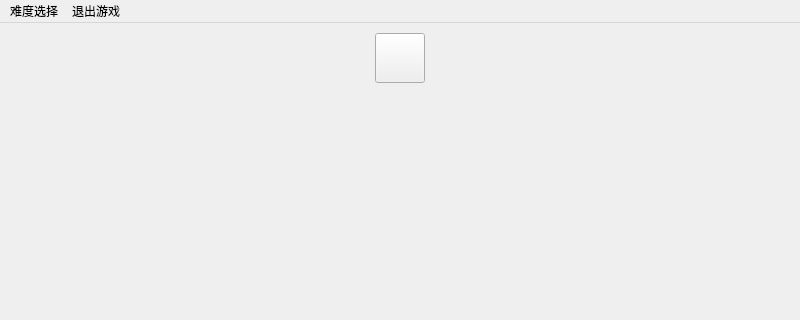
Above: MineSweeper/mainwindow.ui from ImDaLaoshu/qt_desiger_MineSweeper before the change; both pictures show x 0 to 800 and y 0 to 320 of the 800 by 800 pixel window. Below: the same form after it.
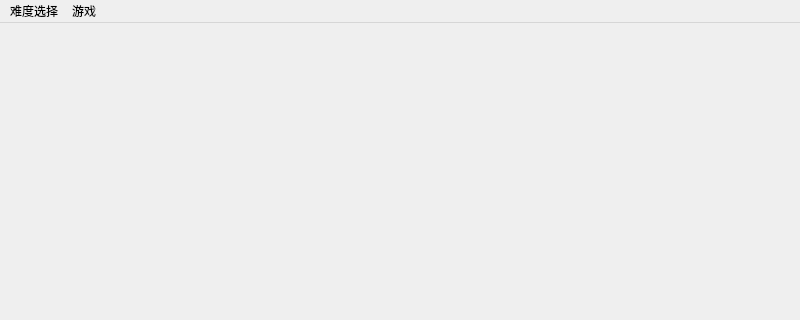
That is the form after the change.

Commit message: 退出功能实现

What changed in the file:
```diff
--- a/MineSweeper/mainwindow.ui
+++ b/MineSweeper/mainwindow.ui
@@ -13,21 +13,8 @@
   <property name="windowTitle">
    <string>MainWindow</string>
   </property>
-  <widget class="QWidget" name="centralwidget">
-   <widget class="QPushButton" name="restart">
-    <property name="geometry">
-     <rect>
-      <x>375</x>
-      <y>10</y>
-      <width>50</width>
-      <height>50</height>
-     </rect>
-    </property>
-    <property name="text">
-     <string/>
-    </property>
-   </widget>
-  </widget>
+  <widget class="QWidget" name="centralwidget"/>
+  <widget class="QStatusBar" name="statusbar"/>
   <widget class="QMenuBar" name="menubar">
    <property name="geometry">
     <rect>
@@ -52,7 +39,7 @@
     <addaction name="primary"/>
     <addaction name="intermediate"/>
    </widget>
-   <widget class="QMenu" name="exit">
+   <widget class="QMenu" name="game">
     <property name="geometry">
      <rect>
       <x>1409</x>
@@ -62,11 +49,11 @@
      </rect>
     </property>
     <property name="title">
-     <string>退出游戏</string>
+     <string>游戏</string>
     </property>
    </widget>
    <addaction name="level"/>
-   <addaction name="exit"/>
+   <addaction name="game"/>
   </widget>
   <widget class="QStatusBar" name="statusbar"/>
   <action name="primary">
```
Left out of the diff: 15 changed lines with no effect on the pictures. The commit also changes 3 other files.
